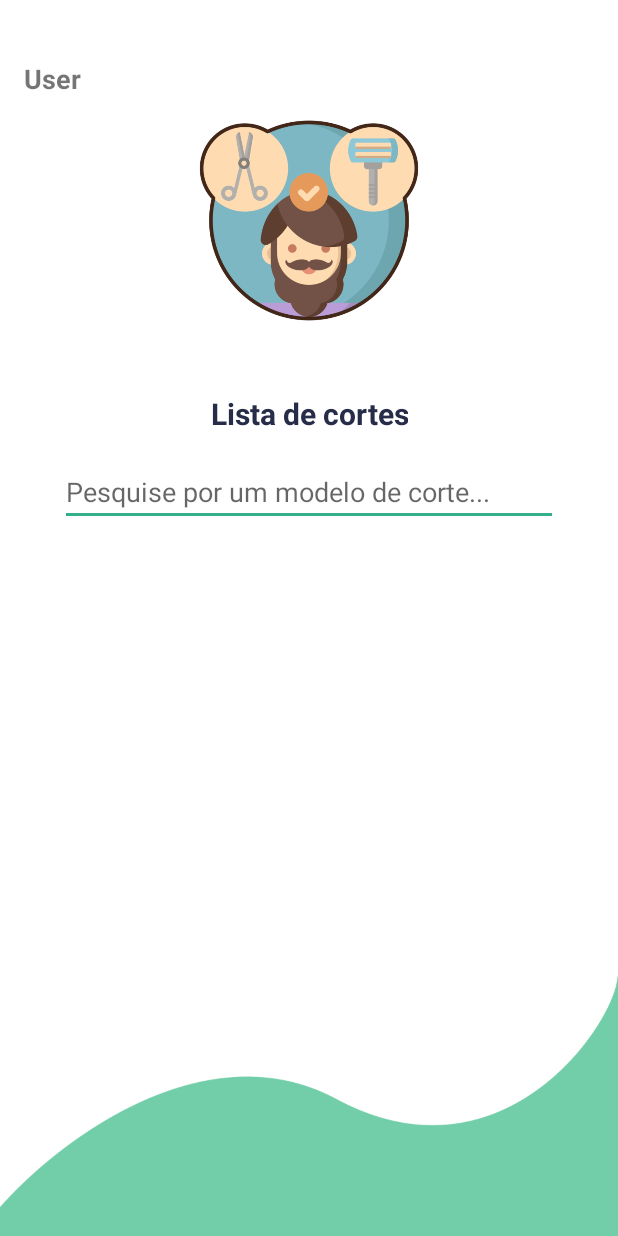
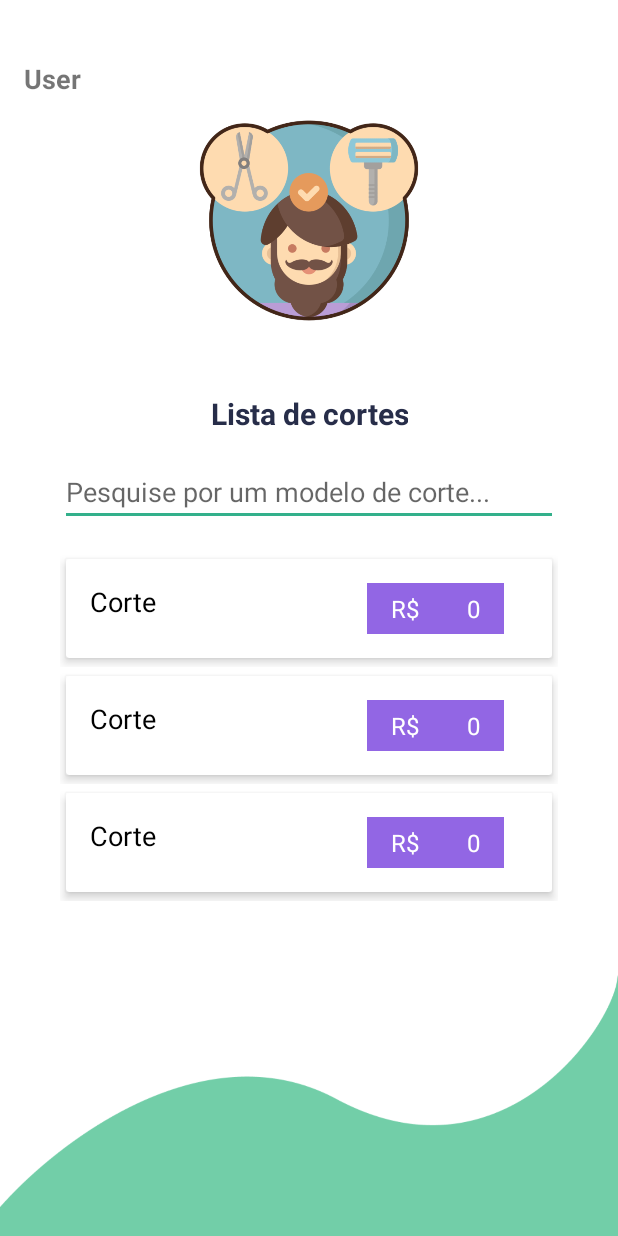
Before and after one commit to geraldoneto771/Aplicativo-Barbearia-Kotlin, an Android app: the layout fragment_list_cortes.xml on its own in the app's theme, with its tools: preview values and no code run, on a phone screen of 412 x 824 dp. Run offline under Robolectric (Android 15) with nearby library versions, the phone set to English and light mode, and no system bars.

Commit message:
"Layout lista de cortes"

```diff
--- a/app/src/main/res/layout/fragment_list_cortes.xml
+++ b/app/src/main/res/layout/fragment_list_cortes.xml
@@ -64,6 +64,13 @@
         app:layout_constraintStart_toStartOf="parent"
         app:layout_constraintTop_toBottomOf="@+id/search">
 
+        <androidx.recyclerview.widget.RecyclerView
+            android:id="@+id/recycler_view"
+            android:layout_width="match_parent"
+            android:layout_height="wrap_content"
+            android:layout_marginTop="16dp"
+            tools:listitem="@layout/item_corte"/>
+
     </LinearLayout>
 
 </androidx.constraintlayout.widget.ConstraintLayout>
--- /dev/null
+++ b/app/src/main/res/layout/item_corte.xml
@@ -0,0 +1,75 @@
+<?xml version="1.0" encoding="utf-8"?>
+
+<layout xmlns:android="http://schemas.android.com/apk/res/android"
+    xmlns:app="http://schemas.android.com/apk/res-auto">
+
+    <data class="ItemProductUI" />
+
+    <androidx.constraintlayout.widget.ConstraintLayout
+        android:layout_width="match_parent"
+        android:layout_height="wrap_content">
+
+        <androidx.cardview.widget.CardView
+            android:layout_width="match_parent"
+            android:layout_height="wrap_content"
+            app:cardCornerRadius="2dp"
+            app:cardElevation="4dp"
+            app:cardPreventCornerOverlap="false"
+            app:cardUseCompatPadding="true"
+            app:layout_constraintBottom_toBottomOf="parent"
+            app:layout_constraintEnd_toEndOf="parent"
+            app:layout_constraintStart_toStartOf="parent"
+
+            app:layout_constraintTop_toTopOf="parent">
+
+            <androidx.constraintlayout.widget.ConstraintLayout
+                android:id="@+id/relative_1"
+                android:layout_width="match_parent"
+                android:layout_height="wrap_content"
+                android:padding="16dp">
+
+                <TextView
+                    android:id="@+id/field_name"
+                    android:layout_width="wrap_content"
+                    android:layout_height="wrap_content"
+                    android:text="Corte"
+                    android:textColor="#000"
+                    android:textSize="18sp"
+                    app:layout_constraintStart_toStartOf="parent"
+                    app:layout_constraintTop_toTopOf="parent"/>
+
+                <TextView
+                    android:id="@+id/txt_price"
+                    android:layout_width="wrap_content"
+                    android:layout_height="wrap_content"
+                    android:background="#9266E4"
+                    android:paddingVertical="6dp"
+                    android:paddingHorizontal="16dp"
+                    android:text="R$"
+                    android:textColor="#FFFFFF"
+                    android:textSize="16sp"
+                    app:layout_constraintEnd_toStartOf="@id/price"
+                    app:layout_constraintTop_toTopOf="parent"/>
+
+                <TextView
+                    android:id="@+id/price"
+                    android:layout_width="wrap_content"
+                    android:layout_height="wrap_content"
+                    android:background="#9266E4"
+                    android:paddingVertical="6dp"
+                    android:text="0"
+                    android:paddingHorizontal="16dp"
+                    android:textColor="#FFFFFF"
+                    android:textSize="16sp"
+                    android:layout_marginEnd="16dp"
+                    app:layout_constraintEnd_toEndOf="parent"
+                    app:layout_constraintTop_toTopOf="parent"/>
+
+
+
+            </androidx.constraintlayout.widget.ConstraintLayout>
+        </androidx.cardview.widget.CardView>
+
+    </androidx.constraintlayout.widget.ConstraintLayout>
+
+</layout>
--- a/app/src/main/res/navigation/mobile_navigation.xml
+++ b/app/src/main/res/navigation/mobile_navigation.xml
@@ -49,7 +49,7 @@
         tools:layout="@layout/fragment_cadastro_corte" />
     <fragment
         android:id="@+id/listCortes"
-        android:name="com.example.barbeariakotlin.ListCortes"
+        android:name="com.example.barbeariakotlin.ui.cortes.ListCortes"
         android:label="fragment_list_cortes"
         tools:layout="@layout/fragment_list_cortes" />
 </navigation>
```
Also changed, not shown: app/src/main/java/com/example/barbeariakotlin/ListCortes.kt (deleted, +0 -59 lines), app/src/main/java/com/example/barbeariakotlin/ui/cortes/ListCortes.kt (added, +26 -0 lines), app/src/main/res/layout/nav_header_main.xml (deleted, +0 -35 lines).
